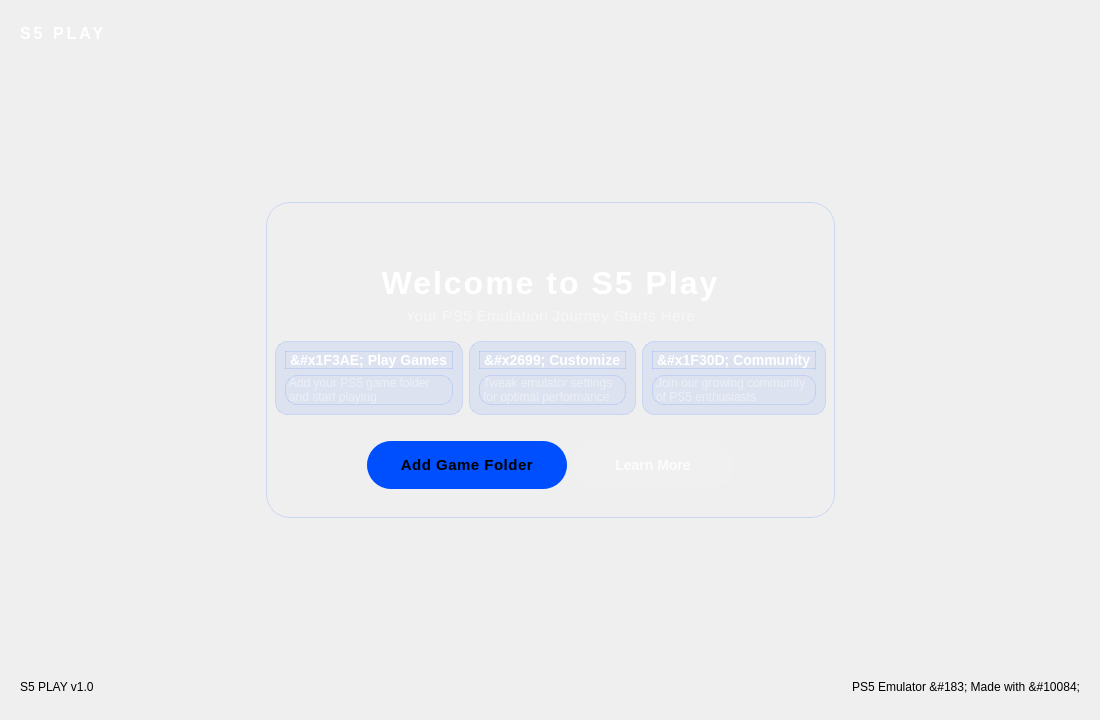
The window that src/launcher/forms/main_dialog.ui (danielsem65/S5-Play) describes before a commit, drawn with Qt 5.
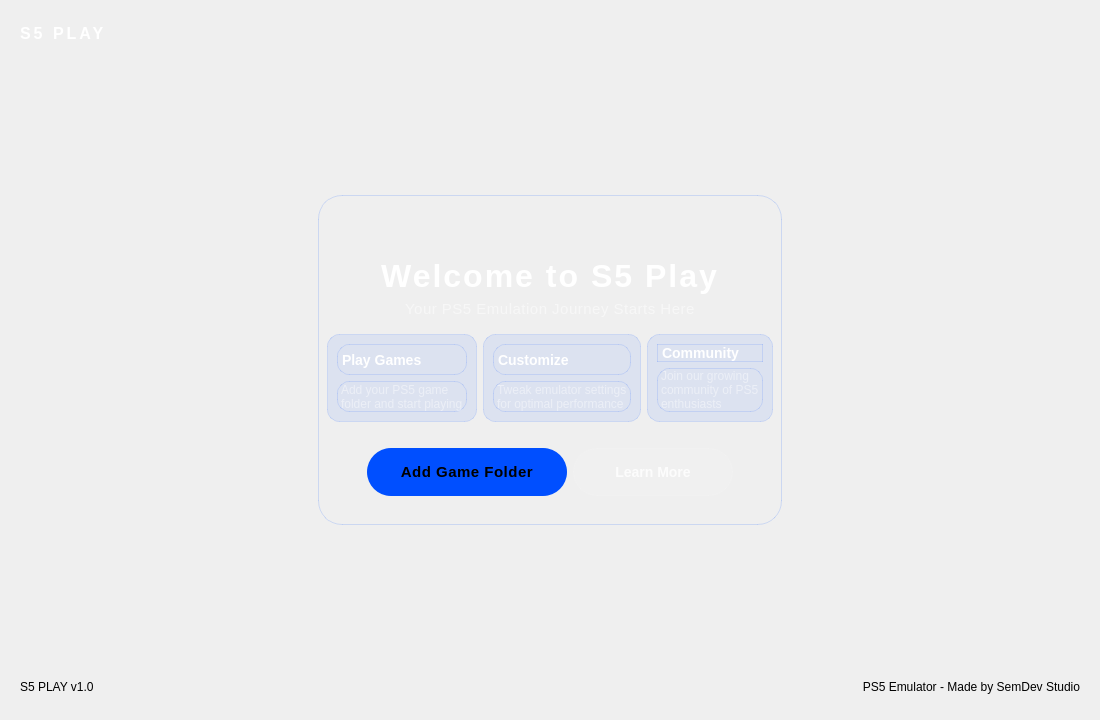
The same window after the commit. Custom widgets are drawn as their Qt base class.

Commit message: Fix unicode rendering: button symbols, status bar, welcome bullets

Patch:
```diff
--- a/src/launcher/forms/main_dialog.ui
+++ b/src/launcher/forms/main_dialog.ui
@@ -290,7 +290,7 @@
                   <item>
                    <widget class="QLabel" name="bullet1Title">
                     <property name="text">
-                     <string>&amp;#x1F3AE; Play Games</string>
+                     <string>Play Games</string>
                     </property>
                     <property name="styleSheet">
                      <string notr="true">font-size: 14px; font-weight: 700; color: #ffffff; background: transparent;</string>
@@ -327,7 +327,7 @@
                   <item>
                    <widget class="QLabel" name="bullet2Title">
                     <property name="text">
-                     <string>&amp;#x2699; Customize</string>
+                     <string>Customize</string>
                     </property>
                     <property name="styleSheet">
                      <string notr="true">font-size: 14px; font-weight: 700; color: #ffffff; background: transparent;</string>
@@ -364,7 +364,7 @@
                   <item>
                    <widget class="QLabel" name="bullet3Title">
                     <property name="text">
-                     <string>&amp;#x1F30D; Community</string>
+                     <string>Community</string>
                     </property>
                     <property name="styleSheet">
                      <string notr="true">font-size: 14px; font-weight: 700; color: #ffffff; background: transparent;</string>
@@ -583,7 +583,7 @@
        <item>
         <widget class="QLabel" name="statusRight">
          <property name="text">
-          <string>PS5 Emulator &amp;#183; Made with &amp;#10084;</string>
+          <string>PS5 Emulator - Made by SemDev Studio</string>
          </property>
          <property name="alignment">
           <set>Qt::AlignRight|Qt::AlignVCenter</set>
```
Left out of the diff: 8 changed lines with no effect on the pictures. The commit also changes 1 other file.
